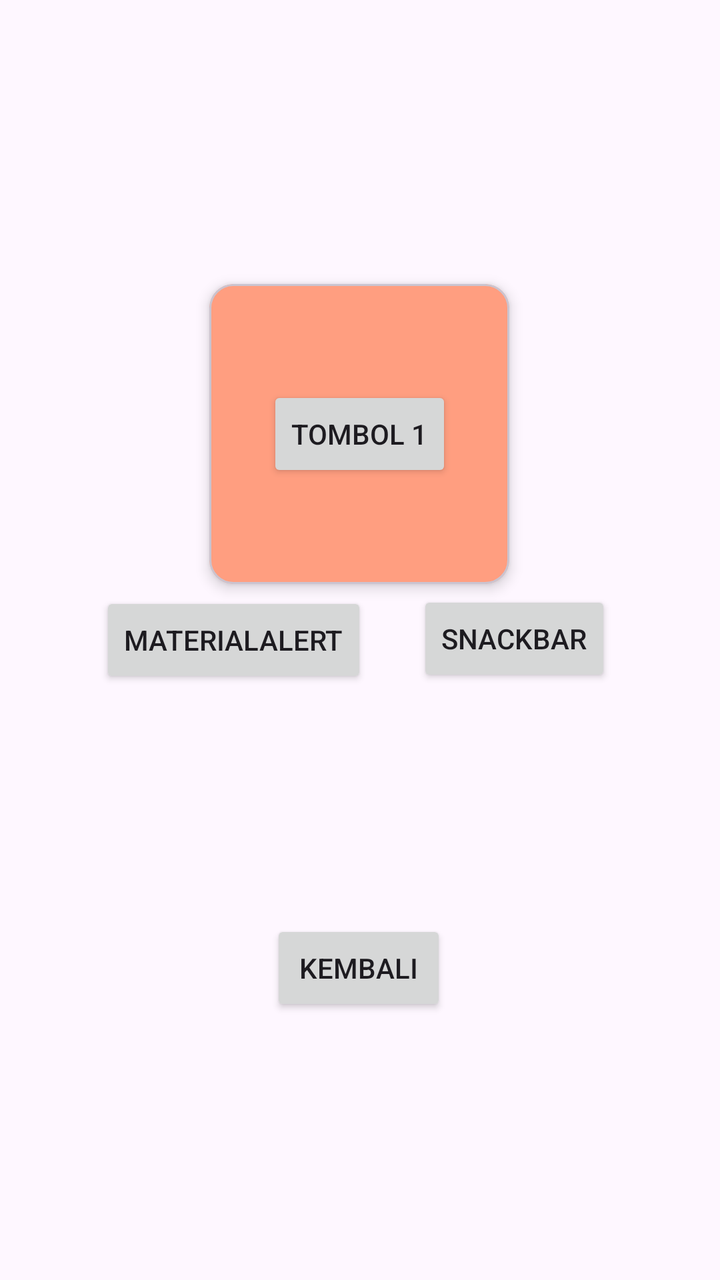
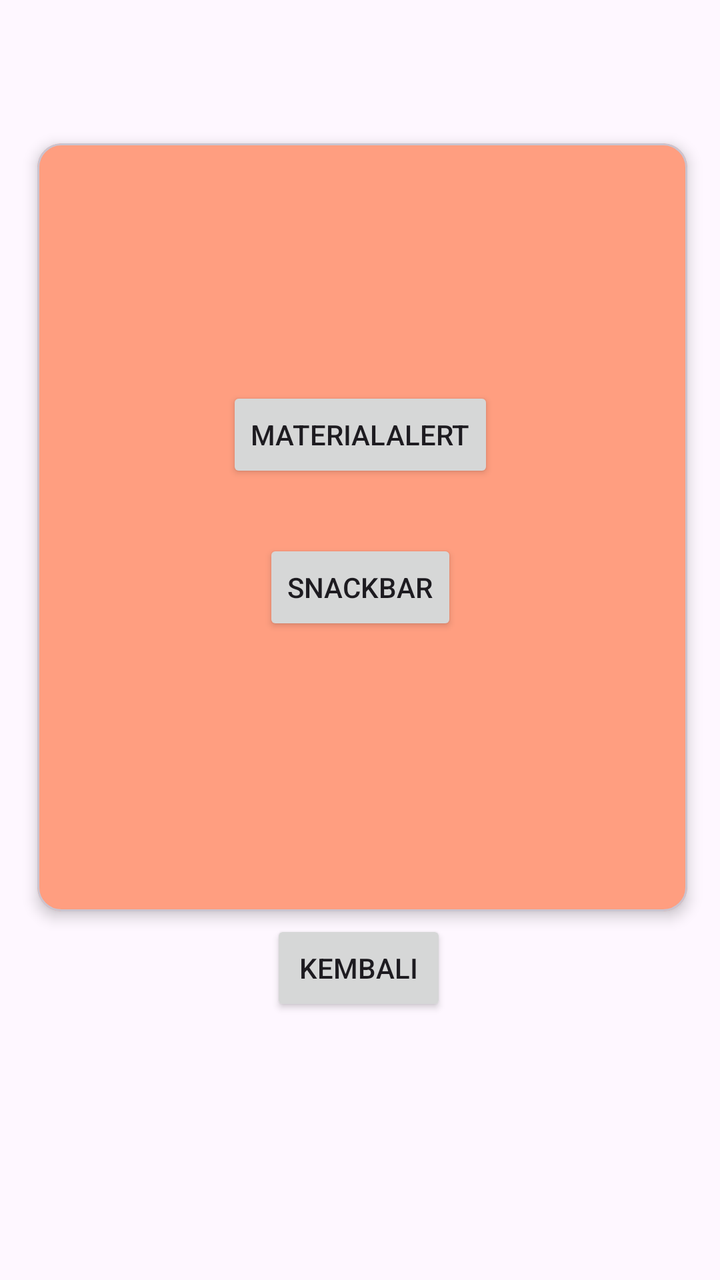

Screens rendered from an Android XML layout before and after an edit, with the pre-edit source and the edit as a unified diff.
<!-- AndroidManifest.xml: application theme Theme.SteerApp -->
<!-- res/layout/activity_fourth.xml -->
<?xml version="1.0" encoding="utf-8"?>
<androidx.constraintlayout.widget.ConstraintLayout xmlns:android="http://schemas.android.com/apk/res/android"
    xmlns:app="http://schemas.android.com/apk/res-auto"
    xmlns:tools="http://schemas.android.com/tools"
    android:id="@+id/main"
    android:layout_width="match_parent"
    android:layout_height="match_parent"
    tools:context=".pertemuan4.FourthActivity">

    <Button
        android:id="@+id/btnKembali"
        android:layout_width="wrap_content"
        android:layout_height="wrap_content"
        android:text="Kembali"
        app:layout_constraintBottom_toBottomOf="parent"
        app:layout_constraintEnd_toEndOf="parent"
        app:layout_constraintHorizontal_bias="0.498"
        app:layout_constraintStart_toStartOf="parent"
        app:layout_constraintTop_toTopOf="parent"
        app:layout_constraintVertical_bias="0.777" />

    <Button
        android:id="@+id/btnShowSnackbar"
        android:layout_width="wrap_content"
        android:layout_height="wrap_content"
        android:text="SnackBar"
        app:layout_constraintBottom_toBottomOf="parent"
        app:layout_constraintEnd_toEndOf="parent"
        app:layout_constraintHorizontal_bias="0.794"
        app:layout_constraintStart_toStartOf="parent"
        app:layout_constraintTop_toTopOf="parent"
        app:layout_constraintVertical_bias="0.499" />

    <Button
        android:id="@+id/btnShowAlertDialog"
        android:layout_width="wrap_content"
        android:layout_height="wrap_content"
        android:text="MaterialAlert"
        app:layout_constraintBottom_toBottomOf="parent"
        app:layout_constraintEnd_toEndOf="parent"
        app:layout_constraintHorizontal_bias="0.221"
        app:layout_constraintStart_toStartOf="parent"
        app:layout_constraintTop_toTopOf="parent" />

    <com.google.android.material.card.MaterialCardView
        android:layout_width="150dp"
        android:layout_height="150dp"
        android:backgroundTint="#FF9E80"
        app:layout_constraintBottom_toBottomOf="parent"
        app:layout_constraintEnd_toEndOf="parent"
        app:layout_constraintHorizontal_bias="0.498"
        app:layout_constraintStart_toStartOf="parent"
        app:layout_constraintTop_toTopOf="parent"
        app:layout_constraintVertical_bias="0.29"
        app:cardElevation="4dp">

        <androidx.constraintlayout.widget.ConstraintLayout
            android:layout_margin="15dp"
            android:layout_width="match_parent"
            android:layout_height="match_parent">

            <Button
                android:id="@+id/btn1"
                android:layout_width="wrap_content"
                android:layout_height="wrap_content"
                android:text="Tombol 1"
                app:layout_constraintBottom_toBottomOf="parent"
                app:layout_constraintEnd_toEndOf="parent"
                app:layout_constraintStart_toStartOf="parent"
                app:layout_constraintTop_toTopOf="parent" />

        </androidx.constraintlayout.widget.ConstraintLayout>

    </com.google.android.material.card.MaterialCardView>

</androidx.constraintlayout.widget.ConstraintLayout>
<!-- resources referenced by this layout -->
<resources>
  <style name="Theme.SteerApp" parent="Base.Theme.SteerApp" />
  <style name="Base.Theme.SteerApp" parent="Theme.Material3.DayNight.NoActionBar">
          
          
      </style>
</resources>

<!-- the commit's change to res/layout/activity_fourth.xml (unified diff, before → after) -->
@@ -19,55 +19,44 @@
         app:layout_constraintTop_toTopOf="parent"
         app:layout_constraintVertical_bias="0.777" />
 
-    <Button
-        android:id="@+id/btnShowSnackbar"
-        android:layout_width="wrap_content"
-        android:layout_height="wrap_content"
-        android:text="SnackBar"
+    <com.google.android.material.card.MaterialCardView
+        android:layout_width="325dp"
+        android:layout_height="384dp"
+        android:backgroundTint="#FF9E80"
+        app:cardElevation="4dp"
         app:layout_constraintBottom_toBottomOf="parent"
         app:layout_constraintEnd_toEndOf="parent"
-        app:layout_constraintHorizontal_bias="0.794"
+        app:layout_constraintHorizontal_bias="0.532"
         app:layout_constraintStart_toStartOf="parent"
         app:layout_constraintTop_toTopOf="parent"
-        app:layout_constraintVertical_bias="0.499" />
-
-    <Button
-        android:id="@+id/btnShowAlertDialog"
-        android:layout_width="wrap_content"
-        android:layout_height="wrap_content"
-        android:text="MaterialAlert"
-        app:layout_constraintBottom_toBottomOf="parent"
-        app:layout_constraintEnd_toEndOf="parent"
-        app:layout_constraintHorizontal_bias="0.221"
-        app:layout_constraintStart_toStartOf="parent"
-        app:layout_constraintTop_toTopOf="parent" />
-
-    <com.google.android.material.card.MaterialCardView
-        android:layout_width="150dp"
-        android:layout_height="150dp"
-        android:backgroundTint="#FF9E80"
-        app:layout_constraintBottom_toBottomOf="parent"
-        app:layout_constraintEnd_toEndOf="parent"
-        app:layout_constraintHorizontal_bias="0.498"
-        app:layout_constraintStart_toStartOf="parent"
-        app:layout_constraintTop_toTopOf="parent"
-        app:layout_constraintVertical_bias="0.29"
-        app:cardElevation="4dp">
+        app:layout_constraintVertical_bias="0.28">
 
         <androidx.constraintlayout.widget.ConstraintLayout
-            android:layout_margin="15dp"
-            android:layout_width="match_parent"
-            android:layout_height="match_parent">
+            android:layout_width="293dp"
+            android:layout_height="354dp"
+            android:layout_margin="15dp">
 
             <Button
-                android:id="@+id/btn1"
+                android:id="@+id/btnShowSnackbar"
                 android:layout_width="wrap_content"
                 android:layout_height="wrap_content"
-                android:text="Tombol 1"
+                android:text="SnackBar"
                 app:layout_constraintBottom_toBottomOf="parent"
                 app:layout_constraintEnd_toEndOf="parent"
                 app:layout_constraintStart_toStartOf="parent"
-                app:layout_constraintTop_toTopOf="parent" />
+                app:layout_constraintTop_toTopOf="parent"
+                app:layout_constraintVertical_bias="0.598" />
+
+            <Button
+                android:id="@+id/btnShowAlertDialog"
+                android:layout_width="wrap_content"
+                android:layout_height="wrap_content"
+                android:text="MaterialAlert"
+                app:layout_constraintBottom_toBottomOf="parent"
+                app:layout_constraintEnd_toEndOf="parent"
+                app:layout_constraintStart_toStartOf="parent"
+                app:layout_constraintTop_toTopOf="parent"
+                app:layout_constraintVertical_bias="0.349" />
 
         </androidx.constraintlayout.widget.ConstraintLayout>
 
